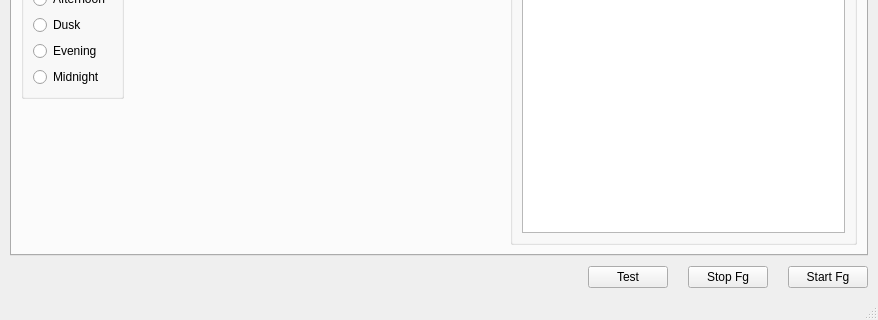
First picture: the form in src/fgx.ui, repository fgx/fgx, before the edit; both pictures show x 0 to 878 and y 344 to 664 of the 878 by 664 pixel window.
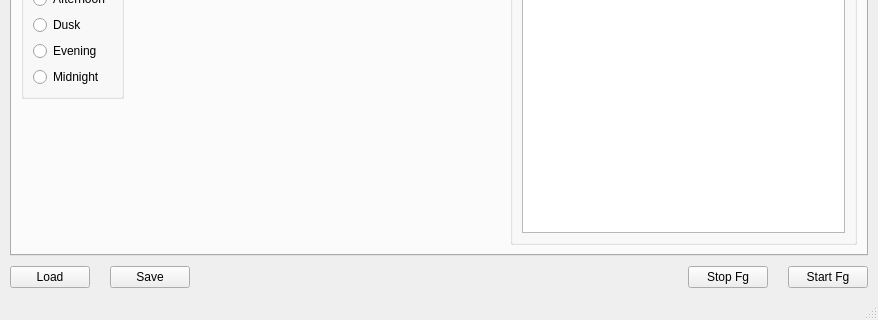
Second picture: the form after the edit. The open tabs and pages were chosen to show the change. Icons and pictures are not drawn.

Commit message: main Settings

```diff
--- a/src/fgx.ui
+++ b/src/fgx.ui
@@ -730,6 +730,20 @@
         <property name="spacing">
          <number>20</number>
         </property>
+        <item>
+         <widget class="QPushButton" name="buttonLoadSettings">
+          <property name="text">
+           <string>Load</string>
+          </property>
+         </widget>
+        </item>
+        <item>
+         <widget class="QPushButton" name="buttonSaveSettings">
+          <property name="text">
+           <string>Save</string>
+          </property>
+         </widget>
+        </item>
         <item>
          <spacer name="horizontalSpacer_3">
           <property name="orientation">
@@ -743,13 +757,6 @@
           </property>
          </spacer>
         </item>
-        <item>
-         <widget class="QPushButton" name="buttonTest">
-          <property name="text">
-           <string>Test</string>
-          </property>
-         </widget>
-        </item>
         <item>
          <widget class="QPushButton" name="buttonStopFg">
           <property name="text">
```
Left out of the diff: 77 changed lines with no effect on the pictures. The commit also changes 2 other files.
